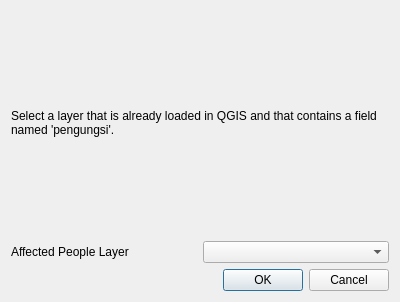
Qt form safe_qgis/minimum_needs_base.ui (inasafe/inasafe) before a commit.
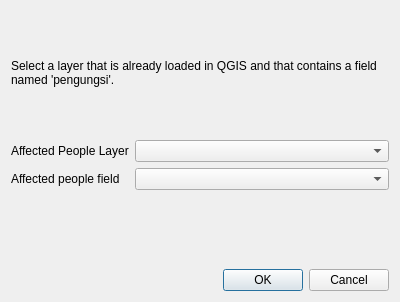
The same form after that commit.

Commit message: Make minimum needs field user selectable

Patch:
```diff
--- a/safe_qgis/minimum_needs_base.ui
+++ b/safe_qgis/minimum_needs_base.ui
@@ -25,17 +25,27 @@
     </widget>
    </item>
    <item row="1" column="0">
-    <layout class="QHBoxLayout" name="horizontalLayout">
-     <item>
+    <layout class="QFormLayout" name="formLayout">
+     <item row="0" column="0">
       <widget class="QLabel" name="label">
        <property name="text">
         <string>Affected People Layer</string>
        </property>
       </widget>
      </item>
-     <item>
+     <item row="0" column="1">
       <widget class="QComboBox" name="cboPolygonLayers"/>
      </item>
+     <item row="1" column="0">
+      <widget class="QLabel" name="label_3">
+       <property name="text">
+        <string>Affected people field</string>
+       </property>
+      </widget>
+     </item>
+     <item row="1" column="1">
+      <widget class="QComboBox" name="cboFields"/>
+     </item>
     </layout>
    </item>
    <item row="2" column="0">
```
The commit also changes 2 other files.
